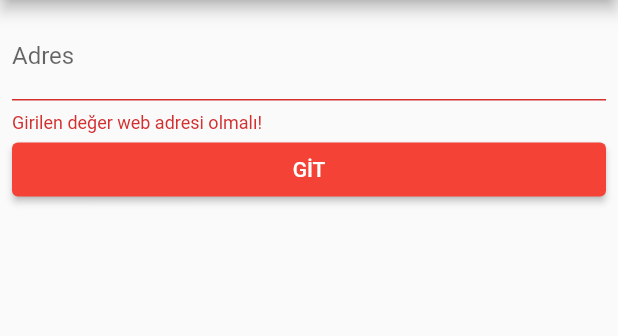
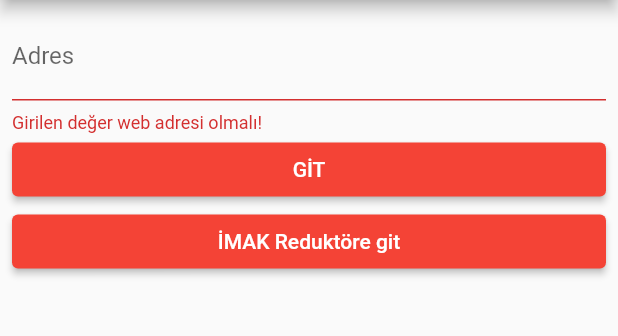
Before and after one commit to berkayveribel/webview-demo, a Flutter app: the screen it shows after launch, on a phone screen of 412 x 824 dp, the part 84-420 px from its top. Run offline on Flutter 3.47's test engine with Material 2 defaults, Android fonts, the light colour scheme and no system bars; our stand-ins replace get, webview_flutter.

```diff
--- a/lib/url/url_page.dart
+++ b/lib/url/url_page.dart
@@ -32,6 +32,7 @@
         children: [
           _buildUrlInput(),
           _buildGoUrlButton(),
+          _buildGoImakReduktorButton(),
         ],
       ),
     );
@@ -71,4 +72,15 @@
         },
         child: Text('GİT'));
   }
+
+  _buildGoImakReduktorButton() {
+    return ElevatedButton(
+        onPressed: () {
+          // webview sayfasında açacağımız url -> http://iguide.imakreduktor.com/?lang=tr
+          urlController.setUrl = 'http://iguide.imakreduktor.com/?lang=tr';
+          // webview sayfasına gidelim
+          Get.toNamed(Routes.webViewPage);
+        },
+        child: Text('İMAK Reduktöre git'));
+  }
 }
--- a/lib/webview/webview_page.dart
+++ b/lib/webview/webview_page.dart
@@ -6,6 +6,9 @@
   @override
   Widget build(BuildContext context) {
     return Scaffold(
+      appBar: AppBar(
+        title: Text(UrlController.to.getUrl.value ?? 'https://google.com.tr'),
+      ),
       body: SafeArea(child: _buildBody()),
     );
   }
```
Also changed, not shown: 1 other file.
